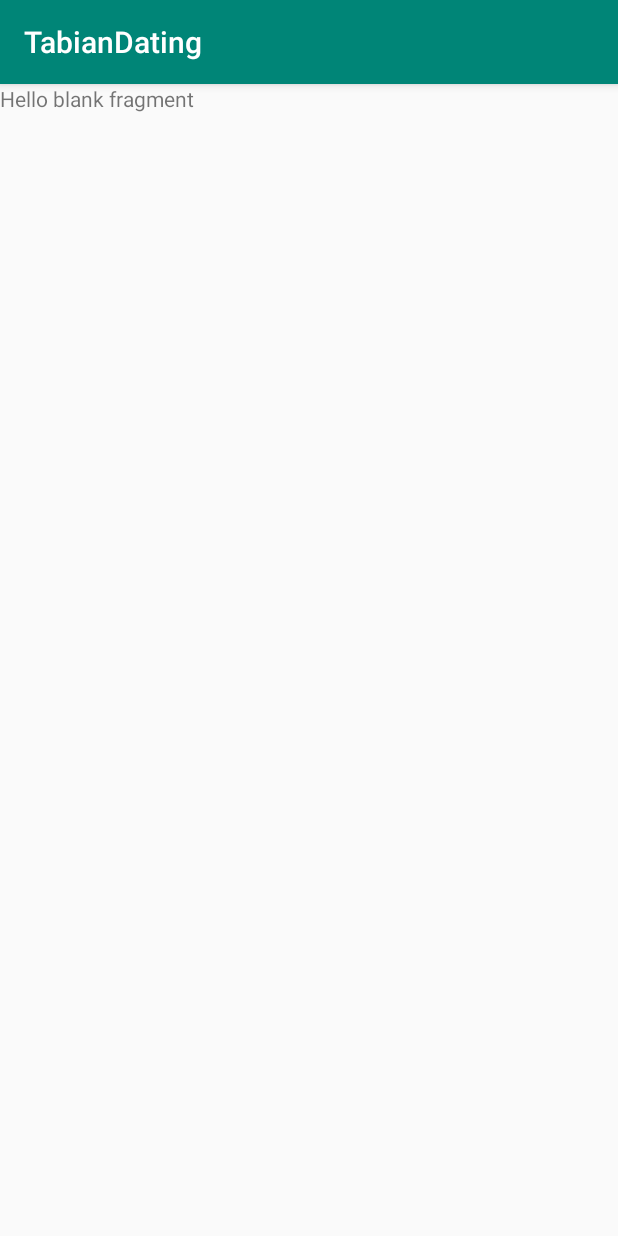
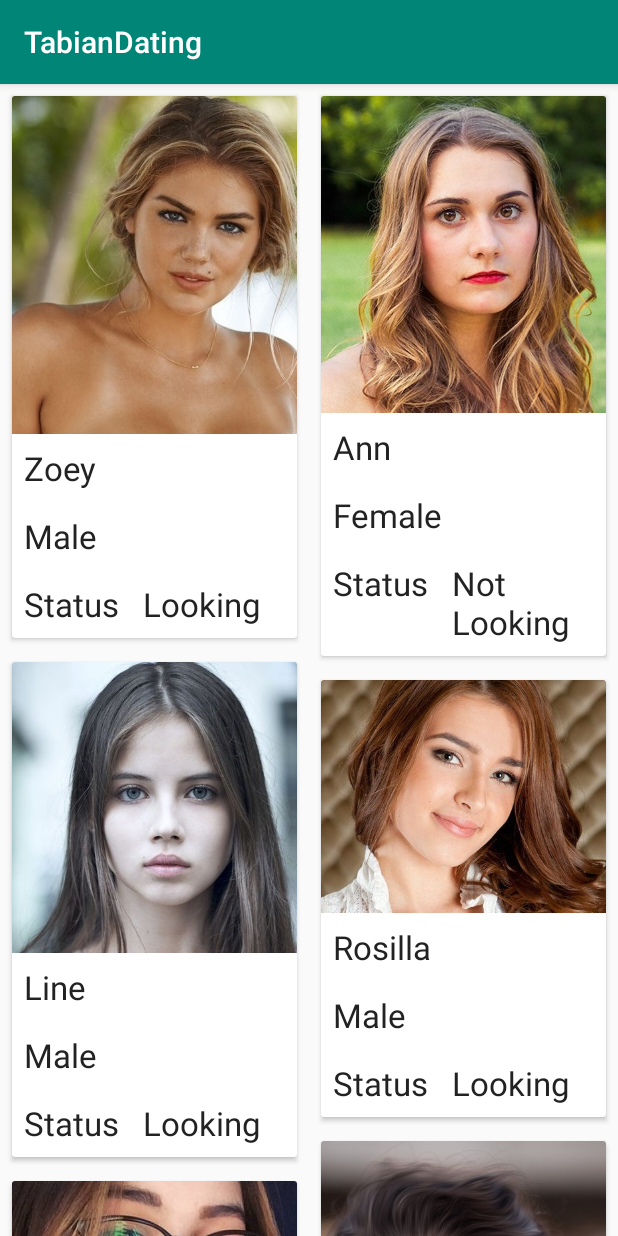
Before and after one commit to OparaBenjamin/effective-navigation, an Android app: the screen it shows after launch (MainActivity), after a tap on "LOG IN", on a phone screen of 412 x 824 dp. Run offline under Robolectric (Android 15) with nearby library versions, the phone set to English and light mode, and no system bars.

Commit message:
main view showing on emulator BUG: not on phone

```diff
--- a/app/src/main/AndroidManifest.xml
+++ b/app/src/main/AndroidManifest.xml
@@ -6,6 +6,7 @@
         android:allowBackup="true"
         android:icon="@mipmap/ic_launcher"
         android:label="@string/app_name"
+        android:largeHeap="true"
         android:roundIcon="@mipmap/ic_launcher_round"
         android:supportsRtl="true"
         android:theme="@style/AppTheme">
--- a/app/src/main/java/courses/pluralsight/com/tabiandating/HomeFragment.java
+++ b/app/src/main/java/courses/pluralsight/com/tabiandating/HomeFragment.java
@@ -2,18 +2,47 @@ package courses.pluralsight.com.tabiandating;
 
 import android.os.Bundle;
 import android.support.v4.app.Fragment;
+import android.support.v7.widget.RecyclerView;
+import android.support.v7.widget.StaggeredGridLayoutManager;
+import android.util.Log;
 import android.view.LayoutInflater;
 import android.view.View;
 import android.view.ViewGroup;
+import android.widget.LinearLayout;
+
+import java.util.ArrayList;
+import java.util.List;
+
+import courses.pluralsight.com.tabiandating.model.User;
+import courses.pluralsight.com.tabiandating.util.Users;
+
+import static android.support.constraint.Constraints.TAG;
 
 
 public class HomeFragment extends Fragment {
 
+    private RecyclerView mRecyclerView;
+    private StaggeredGridLayoutManager mStaggeredGridLayoutManager;
+    private List<User> mUsers = Users.userList;
+
     @Override
     public View onCreateView(LayoutInflater inflater, ViewGroup container,
                              Bundle savedInstanceState) {
-       View view = inflater.inflate(R.layout.fragment_home,container,false);
-       return view;
+        View view = inflater.inflate(R.layout.fragment_home, container, false);
+        mRecyclerView = view.findViewById(R.id.recycler_view);
+
+        initRecyclerView();
+        return view;
+    }
+
+    private void initRecyclerView() {
+        for (User user:mUsers) {
+            Log.i(TAG, "initRecyclerView: "+ user.getProfile_image());
+        }
+        mStaggeredGridLayoutManager = new StaggeredGridLayoutManager(2, LinearLayout.VERTICAL);
+        mRecyclerView.setLayoutManager(mStaggeredGridLayoutManager);
+        RecyclerViewAdapter adapter = new RecyclerViewAdapter(mUsers, getActivity());
+        mRecyclerView.setAdapter(adapter);
     }
 
 
--- /dev/null
+++ b/app/src/main/java/courses/pluralsight/com/tabiandating/RecyclerViewAdapter.java
@@ -0,0 +1,106 @@
+package courses.pluralsight.com.tabiandating;
+
+import android.content.Context;
+import android.content.res.AssetManager;
+import android.graphics.drawable.Drawable;
+import android.net.Uri;
+import android.support.annotation.NonNull;
+import android.support.v7.widget.CardView;
+import android.support.v7.widget.RecyclerView;
+import android.util.Log;
+import android.view.LayoutInflater;
+import android.view.View;
+import android.view.ViewGroup;
+import android.widget.ImageView;
+import android.widget.LinearLayout;
+import android.widget.TextView;
+import android.widget.Toast;
+
+import com.bumptech.glide.Glide;
+import com.bumptech.glide.request.RequestOptions;
+
+import org.w3c.dom.Text;
+
+import java.io.IOException;
+import java.io.InputStream;
+import java.util.ArrayList;
+import java.util.List;
+
+import courses.pluralsight.com.tabiandating.model.User;
+
+public class RecyclerViewAdapter extends RecyclerView.Adapter<RecyclerViewAdapter.ViewHolder> {
+    private static final String TAG = "RecyclerViewAdapter";
+
+    private List<User> mUsers;
+    private Context mContext;
+
+    public RecyclerViewAdapter(List<User> mUsers, Context mContext) {
+        this.mUsers = mUsers;
+        this.mContext = mContext;
+    }
+
+    @NonNull
+    @Override
+    public ViewHolder onCreateViewHolder(@NonNull ViewGroup viewGroup, int i) {
+        Log.d(TAG, "onCreateViewHolder: called");
+        View view = LayoutInflater.from(mContext).inflate(R.layout.layout_main_feed, viewGroup,false);
+        return new ViewHolder(view);
+    }
+
+    @Override
+    public void onBindViewHolder(@NonNull ViewHolder holder, final int i) {
+        Log.d(TAG, "onBindViewHolder: called");
+
+
+        try {
+            String imageName = mUsers.get(i).getProfile_image();
+            InputStream inputStream = mContext.getAssets().open(imageName);
+            Drawable drawableFile = Drawable.createFromStream(inputStream, null);
+            holder.image.setImageDrawable(drawableFile);
+        } catch (IOException e) {
+            e.printStackTrace();
+            Log.d(TAG, "onBindViewHolder ERROR: " + e.getMessage().toString());
+        }
+//        RequestOptions requestOptions = new RequestOptions()
+//                .placeholder(R.drawable.ic_launcher_background);
+//        Glide.with(mContext)
+//                .load(Uri.parse("file:///android_asset/"+mUsers.get(i).getProfile_image()))
+////                .apply(new RequestOptions().override(100, 100))
+//                .into(holder.image);
+        holder.name.setText(mUsers.get(i).getName());
+        holder.interestedIn.setText(mUsers.get(i).getInterested_in());
+        holder.status.setText(mUsers.get(i).getStatus());
+
+        holder.cardView.setOnClickListener(new View.OnClickListener() {
+            @Override
+            public void onClick(View v) {
+                Log.d(TAG, "onClick: called");
+                Toast.makeText(mContext, "You have selected " + mUsers.get(i).getName(), Toast.LENGTH_SHORT).show();
+            }
+        });
+    }
+
+    @Override
+    public int getItemCount() {
+        return mUsers.size();
+    }
+
+
+    public class ViewHolder extends RecyclerView.ViewHolder {
+
+        ImageView image;
+        TextView name;
+        TextView interestedIn;
+        TextView status;
+        CardView cardView;
+        public ViewHolder(@NonNull View itemView) {
+            super(itemView);
+
+            image = itemView.findViewById(R.id.profile_image);
+            name = itemView.findViewById(R.id.name);
+            interestedIn = itemView.findViewById(R.id.interested_in);
+            status = itemView.findViewById(R.id.status);
+            cardView = itemView.findViewById(R.id.card_view);
+        }
+    }
+}
--- a/app/src/main/java/courses/pluralsight/com/tabiandating/User.java
+++ b/app/src/main/java/courses/pluralsight/com/tabiandating/model/User.java
@@ -1,4 +1,4 @@
-package courses.pluralsight.com.tabiandating;
+package courses.pluralsight.com.tabiandating.model;
 
 import android.os.Parcel;
 import android.os.Parcelable;
--- /dev/null
+++ b/app/src/main/java/courses/pluralsight/com/tabiandating/util/Users.java
@@ -0,0 +1,46 @@
+package courses.pluralsight.com.tabiandating.util;
+
+import java.util.ArrayList;
+import java.util.List;
+
+import courses.pluralsight.com.tabiandating.model.User;
+
+public class Users {
+    public static List<User> userList;
+
+    static{
+        userList = new ArrayList<>();
+
+        addUser(new User("zoey.jpg","Zoey","Female"
+                ,"Male","Looking"));
+        addUser(new User("ann.jpg","Ann","Female"
+                ,"Female","Not Looking"));
+        addUser(new User("line.jpg","Line","Female"
+                ,"Male","Looking"));
+        addUser(new User("rosilla.jpg","Rosilla","Female"
+                ,"Male","Looking"));
+        addUser(new User("jenel.jpg","Jenel","Female"
+                ,"Female","Not Looking"));
+        addUser(new User("lynn.jpg","Lynn","Female"
+                ,"Female","Not Looking"));
+
+        addUser(new User("john.jpg","John","Male"
+                ,"Female","Looking"));
+        addUser(new User("christopher.jpg","Christopher","Male"
+                ,"Female","Looking"));
+        addUser(new User("mark.jpg","Mark","Male"
+                ,"Female","Looking"));
+        addUser(new User("gab.jpg","Gab","Male"
+                ,"Female","Looking"));
+        addUser(new User("james.jpg","James","Male"
+                ,"Female","Not Looking"));
+        addUser(new User("mc.jpg","Mc","Male"
+                ,"Female","Not Looking"));
+
+
+    }
+
+    private static void addUser(User user){
+        userList.add(user);
+    }
+}
--- a/app/src/main/res/layout/fragment_home.xml
+++ b/app/src/main/res/layout/fragment_home.xml
@@ -5,10 +5,10 @@
     android:layout_height="match_parent"
     tools:context=".HomeFragment">
 
-    <!-- TODO: Update blank fragment layout -->
-    <TextView
+    <android.support.v7.widget.RecyclerView
+        android:id="@+id/recycler_view"
         android:layout_width="match_parent"
         android:layout_height="match_parent"
-        android:text="@string/hello_blank_fragment" />
+        android:orientation="vertical" />
 
 </FrameLayout>
--- /dev/null
+++ b/app/src/main/res/layout/layout_main_feed.xml
@@ -0,0 +1,74 @@
+<?xml version="1.0" encoding="utf-8"?>
+<android.support.v7.widget.CardView xmlns:android="http://schemas.android.com/apk/res/android"
+    xmlns:app="http://schemas.android.com/apk/res-auto"
+    android:id="@+id/card_view"
+    android:layout_width="match_parent"
+    android:layout_height="wrap_content"
+    android:layout_margin="8dp">
+
+    <LinearLayout
+        android:layout_width="match_parent"
+        android:layout_height="match_parent"
+        android:orientation="vertical">
+
+        <ImageView
+            android:id="@+id/profile_image"
+            android:layout_width="match_parent"
+            android:layout_height="wrap_content"
+            android:layout_alignParentTop="true"
+            android:scaleType="centerCrop"
+            app:srcCompat="@mipmap/ic_launcher_round" />
+
+        <TextView
+            android:id="@+id/name"
+            android:layout_width="wrap_content"
+            android:layout_height="wrap_content"
+            android:maxLines="3"
+            android:padding="8dp"
+            android:text="Name"
+            android:textColor="#222"
+            android:textSize="22dp" />
+
+        <LinearLayout
+            android:layout_width="wrap_content"
+            android:layout_height="wrap_content"
+            android:orientation="horizontal">
+
+            <TextView
+                android:id="@+id/interested_in"
+                android:layout_width="wrap_content"
+                android:layout_height="wrap_content"
+                android:maxLines="3"
+                android:padding="8dp"
+                android:text="Interested In"
+                android:textColor="#222"
+                android:textSize="22dp" />
+        </LinearLayout>
+
+        <LinearLayout
+            android:layout_width="wrap_content"
+            android:layout_height="wrap_content"
+            android:orientation="horizontal">
+
+            <TextView
+                android:layout_width="wrap_content"
+                android:layout_height="wrap_content"
+                android:maxLines="3"
+                android:padding="8dp"
+                android:text="Status"
+                android:textColor="#222"
+                android:textSize="22dp" />
+
+            <TextView
+                android:id="@+id/status"
+                android:layout_width="wrap_content"
+                android:layout_height="wrap_content"
+                android:maxLines="3"
+                android:padding="8dp"
+                android:text="status"
+                android:textColor="#222"
+                android:textSize="22dp" />
+        </LinearLayout>
+
+    </LinearLayout>
+</android.support.v7.widget.CardView>
```
Also changed, not shown: app/src/main/assets/ann.jpg (added), app/src/main/assets/christopher.jpg (added), app/src/main/assets/gab.jpg (added), app/src/main/assets/james.jpg (added), app/src/main/assets/jenel.jpg (added), app/src/main/assets/john.jpg (added), app/src/main/assets/line.jpg (added), app/src/main/assets/lynn.jpg (added), app/src/main/assets/mark.jpg (added), app/src/main/assets/mc.jpg (added), app/src/main/assets/rosilla.jpg (added), app/src/main/assets/zoey.jpg (added).
